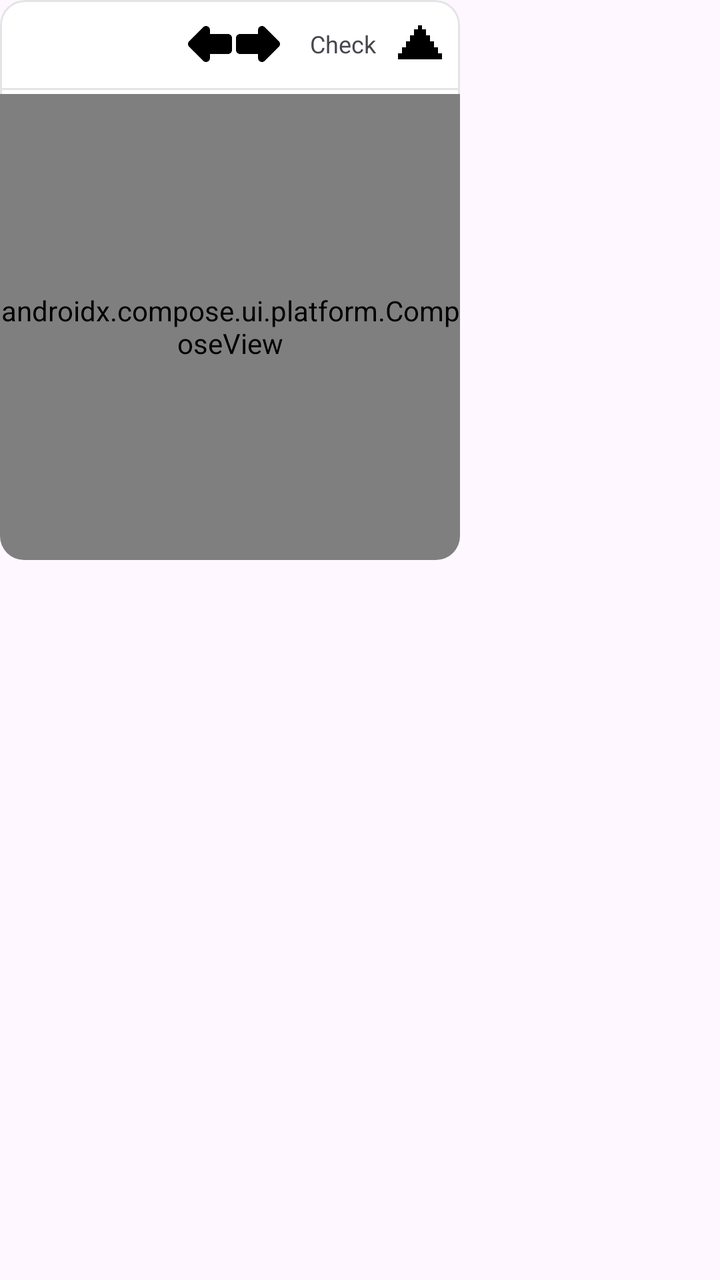
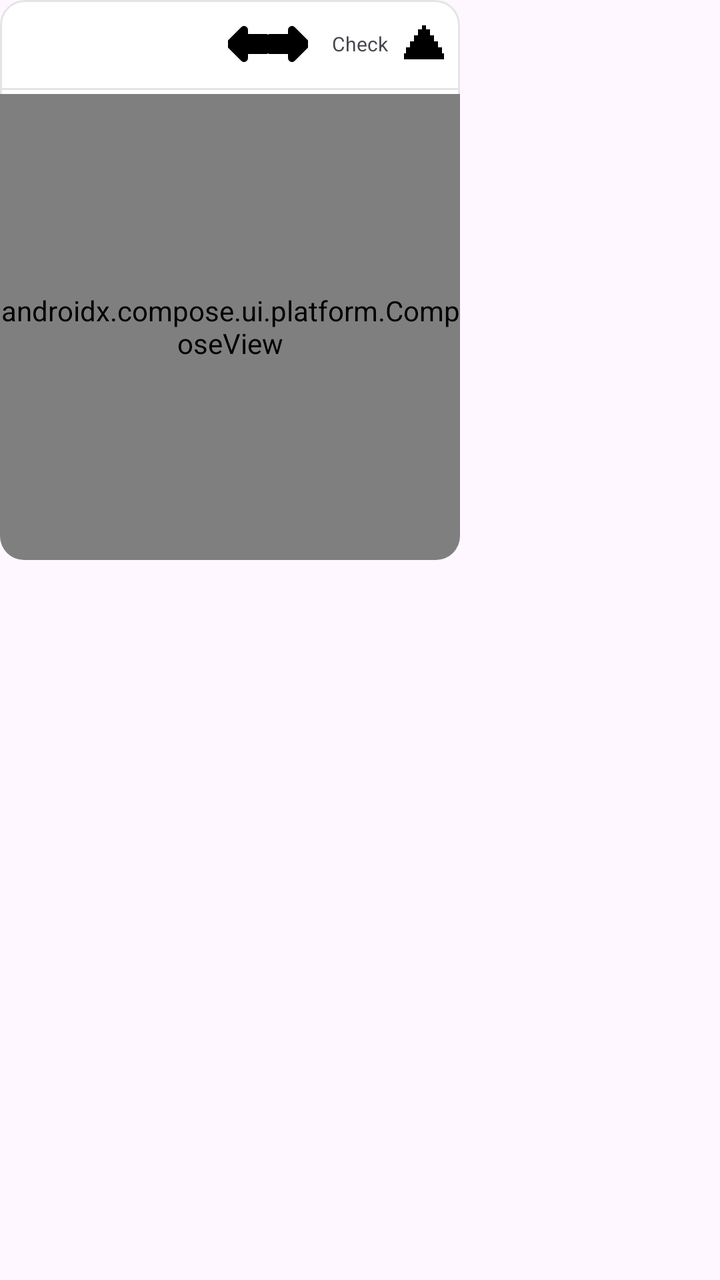

Screens rendered from an Android XML layout before and after an edit, with the pre-edit source and the edit as a unified diff.
<!-- AndroidManifest.xml: application theme AppTheme -->
<!-- res/layout/bubble_sheet_menu.xml -->
<?xml version="1.0" encoding="utf-8"?>
<FrameLayout xmlns:android="http://schemas.android.com/apk/res/android"
    android:id="@+id/bubble_sheet_root"
    android:layout_width="match_parent"
    android:layout_height="match_parent"
    android:clickable="true"
    android:focusable="true">

    <LinearLayout
        android:id="@+id/bubble_sheet_panel"
        android:layout_width="230dp"
        android:layout_height="280dp"
        android:orientation="vertical"
        android:background="@drawable/menu_panel_bg"
        android:clipToOutline="true"
        android:layout_gravity="top|start"
        android:layout_marginStart="0dp"
        android:layout_marginTop="0dp">

        
        <LinearLayout
            android:layout_width="match_parent"
            android:layout_height="44dp"
            android:orientation="horizontal"
            android:gravity="center_vertical"
            android:paddingStart="8dp"
            android:paddingEnd="8dp">

            <ImageView
                android:id="@+id/bubble_sheet_icon"
                android:layout_width="22dp"
                android:layout_height="22dp"
                android:contentDescription="Sheet type"
                android:scaleType="centerInside" />

            <LinearLayout
                android:layout_width="0dp"
                android:layout_height="wrap_content"
                android:layout_weight="1"
                android:layout_marginStart="6dp"
                android:orientation="vertical"
                android:gravity="center_vertical">

                <TextView
                    android:id="@+id/bubble_sheet_name"
                    android:layout_width="match_parent"
                    android:layout_height="wrap_content"
                    android:maxLines="1"
                    android:ellipsize="end"
                    android:textColor="#18181B"
                    android:textSize="12sp"
                    android:textStyle="bold" />

                <TextView
                    android:id="@+id/bubble_sheet_description"
                    android:layout_width="match_parent"
                    android:layout_height="wrap_content"
                    android:maxLines="1"
                    android:ellipsize="end"
                    android:textColor="#71717A"
                    android:textSize="9sp" />
            </LinearLayout>

            <ImageButton
                android:id="@+id/bubble_tool_undo"
                android:layout_width="24dp"
                android:layout_height="24dp"
                android:layout_marginStart="2dp"
                android:background="?android:attr/selectableItemBackgroundBorderless"
                android:contentDescription="Undo"
                android:padding="5dp"
                android:src="@drawable/ic_ss_undo" />

            <ImageButton
                android:id="@+id/bubble_tool_redo"
                android:layout_width="24dp"
                android:layout_height="24dp"
                android:background="?android:attr/selectableItemBackgroundBorderless"
                android:contentDescription="Redo"
                android:padding="5dp"
                android:src="@drawable/ic_ss_redo" />

            
            <LinearLayout
                android:id="@+id/bubble_tool_check_pill"
                android:layout_width="wrap_content"
                android:layout_height="wrap_content"
                android:layout_marginStart="4dp"
                android:orientation="horizontal"
                android:gravity="center_vertical">

                <ProgressBar
                    android:id="@+id/bubble_tool_spinner"
                    android:layout_width="12dp"
                    android:layout_height="12dp"
                    android:layout_marginStart="10dp"
                    android:indeterminate="true"
                    android:visibility="gone" />

                <TextView
                    android:id="@+id/bubble_tool_check"
                    android:layout_width="wrap_content"
                    android:layout_height="wrap_content"
                    android:paddingStart="10dp"
                    android:paddingEnd="10dp"
                    android:paddingTop="5dp"
                    android:paddingBottom="5dp"
                    android:text="Check"
                    android:textSize="12sp" />

                <ImageButton
                    android:id="@+id/bubble_tool_arrow"
                    android:layout_width="24dp"
                    android:layout_height="24dp"
                    android:background="?android:attr/selectableItemBackgroundBorderless"
                    android:contentDescription="Check options"
                    android:padding="8dp"
                    android:src="@drawable/ic_ss_check_arrow" />
            </LinearLayout>
        </LinearLayout>

        <LinearLayout
            android:id="@+id/bubble_check_menu"
            android:layout_width="match_parent"
            android:layout_height="wrap_content"
            android:layout_marginStart="4dp"
            android:layout_marginEnd="4dp"
            android:elevation="8dp"
            android:orientation="vertical"
            android:visibility="gone" />

        <View
            android:layout_width="match_parent"
            android:layout_height="1dp"
            android:background="#E4E4E7" />

        
        <FrameLayout
            android:layout_width="match_parent"
            android:layout_height="0dp"
            android:layout_weight="1"
            android:layout_marginTop="2dp">

            <androidx.compose.ui.platform.ComposeView
                android:id="@+id/bubble_sheet_grid"
                android:layout_width="match_parent"
                android:layout_height="match_parent"
                android:overScrollMode="never"
                android:scrollbars="vertical" />

            <TextView
                android:id="@+id/bubble_sheet_empty"
                android:layout_width="match_parent"
                android:layout_height="match_parent"
                android:gravity="center"
                android:padding="16dp"
                android:text="No rows yet"
                android:textColor="#71717A"
                android:textSize="11sp"
                android:visibility="gone" />
        </FrameLayout>
    </LinearLayout>
</FrameLayout>
<!-- resources referenced by this layout -->
<resources>
  <!-- drawable ic_ss_check_arrow (drawable) -->
  <vector xmlns:android="http://schemas.android.com/apk/res/android"
      android:width="24dp" android:height="24dp"
      android:viewportWidth="24" android:viewportHeight="24">
      <path android:fillColor="#000000" android:pathData="M13,5h2v3h2v3h2v3h2v3h2v3H1v-3h2v-3h2v-3h2V8h2V5h2V3h2z" />
  </vector>
  <!-- drawable ic_ss_redo (drawable) -->
  <vector xmlns:android="http://schemas.android.com/apk/res/android"
      android:width="24dp" android:height="24dp"
      android:viewportWidth="24" android:viewportHeight="24">
      <path
          android:fillColor="#000000"
          android:pathData="M22.4142,13.4142L15.4142,20.4142C15.1283,20.7001 14.7699,20.886 14.3902,20.9616C14.0106,21.0371 13.6082,21.0026 13.2346,20.8478C12.861,20.693 12.5521,20.433 12.337,20.1111C12.122,19.7893 12,19.4044 12,19L12,17L3,17C2.448,17 1.9466,16.7751 1.5858,16.4142C1.2249,16.0534 1,15.552 1,15L1,9C1,8.448 1.2249,7.9466 1.5858,7.5858C1.9466,7.2249 2.448,7 3,7L12,7L12,5C12,4.5956 12.122,4.2107 12.337,3.8889C12.5521,3.567 12.861,3.307 13.2346,3.1522C13.6082,2.9974 14.0106,2.9629 14.3902,3.0384C14.7699,3.114 15.1283,3.2999 15.4142,3.5858L22.4142,10.5858C22.8045,10.9761 23,11.4897 23,12C23,12.5103 22.8045,13.0239 22.4142,13.4142Z" />
  </vector>
  <!-- drawable ic_ss_undo (drawable) -->
  <vector xmlns:android="http://schemas.android.com/apk/res/android"
      android:width="24dp" android:height="24dp"
      android:viewportWidth="24" android:viewportHeight="24">
      <path
          android:fillColor="#000000"
          android:pathData="M1.5858,10.5858L8.5858,3.5858C8.8717,3.2999 9.2301,3.114 9.6098,3.0384C9.9894,2.9629 10.3918,2.9974 10.7654,3.1522C11.139,3.307 11.4479,3.567 11.663,3.8889C11.878,4.2107 12,4.5956 12,5L12,7L21,7C21.552,7 22.0534,7.2249 22.4142,7.5858C22.7751,7.9466 23,8.448 23,9L23,15C23,15.552 22.7751,16.0534 22.4142,16.4142C22.0534,16.7751 21.552,17 21,17L12,17L12,19C12,19.4044 11.878,19.7893 11.663,20.1111C11.4479,20.433 11.139,20.693 10.7654,20.8478C10.3918,21.0026 9.9894,21.0371 9.6098,20.9616C9.2301,20.886 8.8717,20.7001 8.5858,20.4142L1.5858,13.4142C1.1955,13.0239 1,12.5103 1,12C1,11.4897 1.1955,10.9761 1.5858,10.5858Z" />
  </vector>
  <!-- drawable menu_panel_bg (drawable) -->
  <shape xmlns:android="http://schemas.android.com/apk/res/android"
      android:shape="rectangle">
      <solid android:color="#FFFFFF" />
      <corners android:radius="12dp" />
      <stroke
          android:width="1dp"
          android:color="#E4E4E7" />
  </shape>
  <style name="AppTheme" parent="Theme.Material3.DayNight.NoActionBar">
  		<item name="colorPrimary">#006A60</item>
  		<item name="colorOnPrimary">#FFFFFF</item>
  		<item name="colorPrimaryContainer">#74F8E5</item>
  		<item name="colorOnPrimaryContainer">#00201C</item>
  	</style>
</resources>

<!-- the commit's change to res/layout/bubble_sheet_menu.xml (unified diff, before → after) -->
@@ -63,21 +63,21 @@
 
             <ImageButton
                 android:id="@+id/bubble_tool_undo"
-                android:layout_width="24dp"
-                android:layout_height="24dp"
+                android:layout_width="20dp"
+                android:layout_height="20dp"
                 android:layout_marginStart="2dp"
                 android:background="?android:attr/selectableItemBackgroundBorderless"
                 android:contentDescription="Undo"
-                android:padding="5dp"
+                android:padding="4dp"
                 android:src="@drawable/ic_ss_undo" />
 
             <ImageButton
                 android:id="@+id/bubble_tool_redo"
-                android:layout_width="24dp"
-                android:layout_height="24dp"
+                android:layout_width="20dp"
+                android:layout_height="20dp"
                 android:background="?android:attr/selectableItemBackgroundBorderless"
                 android:contentDescription="Redo"
-                android:padding="5dp"
+                android:padding="4dp"
                 android:src="@drawable/ic_ss_redo" />
 
             
@@ -91,9 +91,9 @@
 
                 <ProgressBar
                     android:id="@+id/bubble_tool_spinner"
-                    android:layout_width="12dp"
-                    android:layout_height="12dp"
-                    android:layout_marginStart="10dp"
+                    android:layout_width="10dp"
+                    android:layout_height="10dp"
+                    android:layout_marginStart="8dp"
                     android:indeterminate="true"
                     android:visibility="gone" />
 
@@ -101,20 +101,20 @@
                     android:id="@+id/bubble_tool_check"
                     android:layout_width="wrap_content"
                     android:layout_height="wrap_content"
-                    android:paddingStart="10dp"
-                    android:paddingEnd="10dp"
-                    android:paddingTop="5dp"
-                    android:paddingBottom="5dp"
+                    android:paddingStart="8dp"
+                    android:paddingEnd="8dp"
+                    android:paddingTop="4dp"
+                    android:paddingBottom="4dp"
                     android:text="Check"
-                    android:textSize="12sp" />
+                    android:textSize="10sp" />
 
                 <ImageButton
                     android:id="@+id/bubble_tool_arrow"
-                    android:layout_width="24dp"
-                    android:layout_height="24dp"
+                    android:layout_width="20dp"
+                    android:layout_height="20dp"
                     android:background="?android:attr/selectableItemBackgroundBorderless"
                     android:contentDescription="Check options"
-                    android:padding="8dp"
+                    android:padding="7dp"
                     android:src="@drawable/ic_ss_check_arrow" />
             </LinearLayout>
         </LinearLayout>
